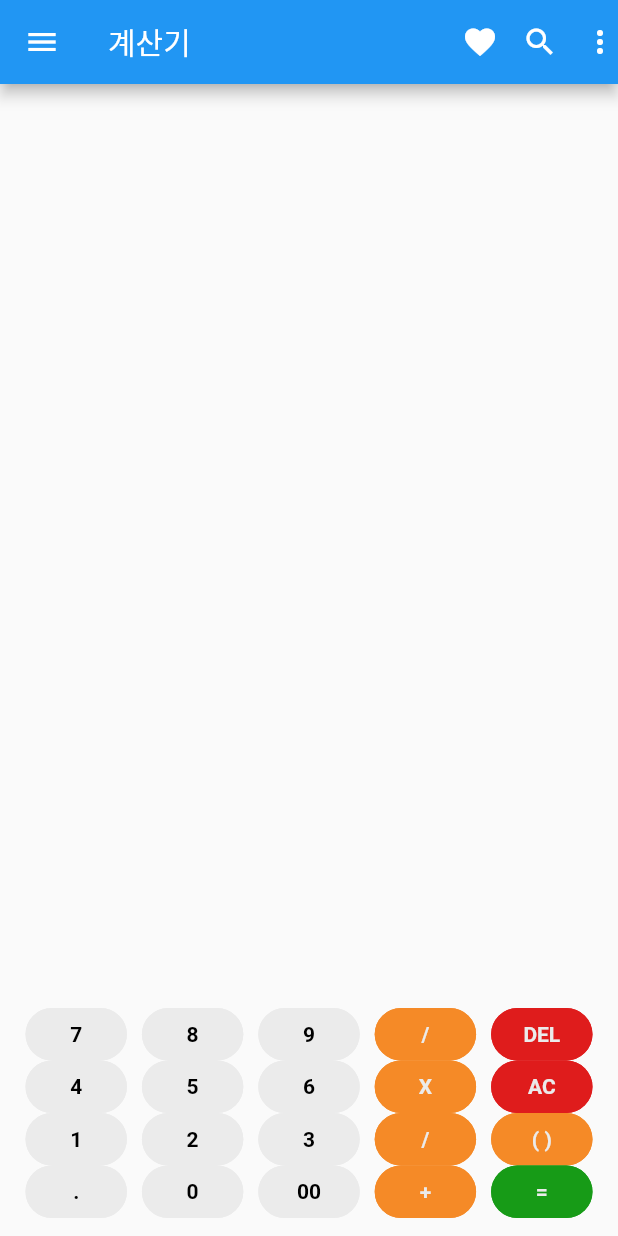
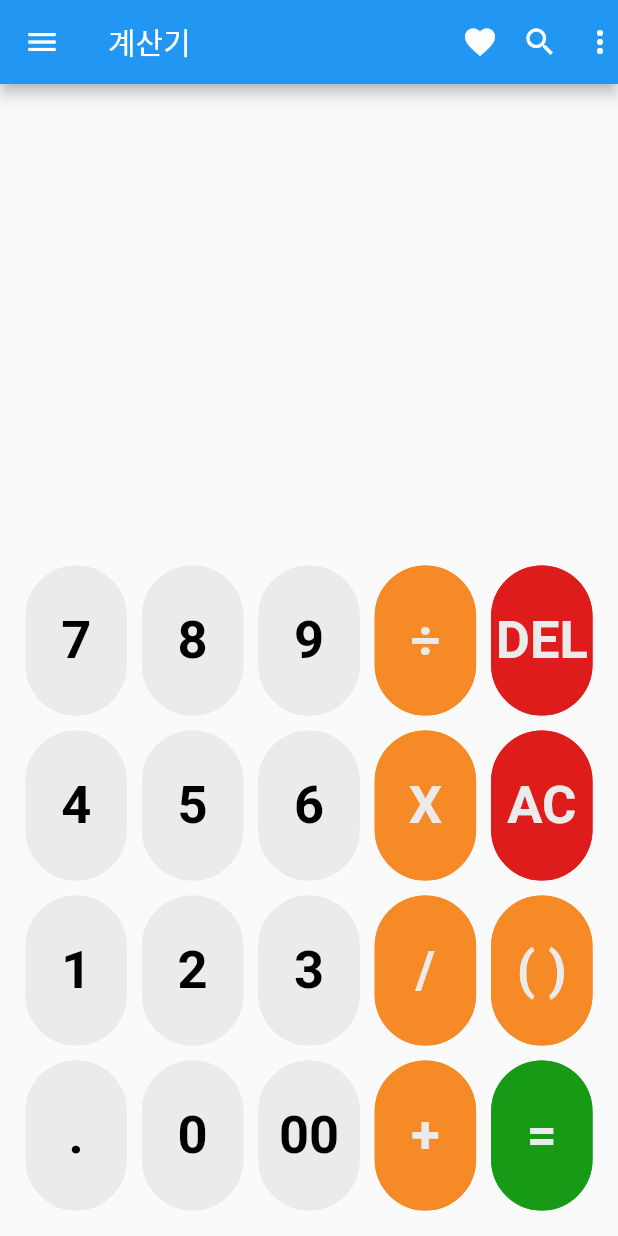
Before and after one commit to jimmylegendary/flutter-calculator, a Flutter app: the screen it shows after launch, on a phone screen of 412 x 824 dp. Run offline on Flutter 3.47's test engine with Material 2 defaults, Android fonts, the phone set to English and light mode, and no system bars; drawn by our look-alikes of getwidget; our stand-ins replace get, google_fonts, math_expressions.

```diff
--- a/lib/pages/simple_calc.dart
+++ b/lib/pages/simple_calc.dart
@@ -1,3 +1,5 @@
+import 'dart:convert';
+
 import 'package:flutter/cupertino.dart';
 import 'package:flutter/material.dart';
 import 'package:flutter_calculator/pages/calculator_app_bar.dart';
@@ -22,11 +24,15 @@ class SimpleCalculator extends GetView<SimpleCalculatorController> {
           padding: EdgeInsets.all(12),
           child: Column(
             mainAxisAlignment: MainAxisAlignment.end,
-            children: <Widget>[
+            children: [
               Expanded(
                 child: MainScreen(),
+                flex: 2,
               ),
-              PreviewScreen(),
+              Expanded(
+                child: PreviewScreen(),
+                flex: 1,
+              ),
               SizedBox(height: 40),
               Row(
                 // mainAxisAlignment: MainAxisAlignment.spaceEvenly,
@@ -77,6 +83,7 @@ class SimpleCalculatorController extends GetxController {
     bool res = true;
     if (!isExpressionComplete.value) return false;
     expression.value = expression.value.replaceAll(RegExp(r'x'), '*');
+    expression.value = expression.value.replaceAll(RegExp(r'÷'), '/');
 
     Parser p = Parser();
     Expression exp = p.parse(expression.value);
--- a/lib/widgets/atoms/txt_btn.dart
+++ b/lib/widgets/atoms/txt_btn.dart
@@ -24,7 +24,7 @@ class CalcTextButton extends StatelessWidget {
   @override
   Widget build(BuildContext context) {
     return Padding(
-      padding: EdgeInsets.symmetric(horizontal: 5),
+      padding: EdgeInsets.all(5),
       child: GFButton(
         text: this.text,
         shape: GFButtonShape.pills,
@@ -32,7 +32,10 @@ class CalcTextButton extends StatelessWidget {
         textStyle: TextStyle(
           fontWeight: FontWeight.bold,
           color: textColor,
+          fontSize: 35,
         ),
+        padding: EdgeInsets.symmetric(horizontal: 3),
+        size: 100,
         onPressed: () => this.onPressed(),
         boxShadow: BoxShadow(
           color: CalcColor.BUTTON_SHADOW,
--- a/lib/widgets/molecules/main_screen.dart
+++ b/lib/widgets/molecules/main_screen.dart
@@ -15,6 +15,7 @@ class MainScreen extends StatelessWidget {
               fontSize: 46,
             ),
           ),
+          alignment: Alignment.bottomRight,
         ));
   }
 }
--- a/lib/widgets/molecules/numbers_pad.dart
+++ b/lib/widgets/molecules/numbers_pad.dart
@@ -1,9 +1,7 @@
 import 'package:flutter/cupertino.dart';
 import 'package:flutter/material.dart';
 import 'package:flutter_calculator/pages/simple_calc.dart';
-import 'package:flutter_calculator/widgets/atoms/icon_btn.dart';
 import 'package:flutter_calculator/widgets/atoms/txt_btn.dart';
-import 'package:font_awesome_flutter/font_awesome_flutter.dart';
 import 'package:get/get.dart';
 
 class NumbersPad extends StatelessWidget {
@@ -19,36 +17,36 @@ class NumbersPad extends StatelessWidget {
                     text: '7', onPressed: () => contoller.input('7'))),
             Expanded(
                 child: CalcTextButton(
-                    text: '8', onPressed: () => contoller.input('9'))),
+                    text: '8', onPressed: () => contoller.input('8'))),
             Expanded(
                 child: CalcTextButton(
-                    text: '9', onPressed: () => contoller.input('8'))),
+                    text: '9', onPressed: () => contoller.input('9'))),
           ],
         ),
         Row(
           children: [
             Expanded(
                 child: CalcTextButton(
-                    text: '4', onPressed: () => contoller.input('6'))),
+                    text: '4', onPressed: () => contoller.input('4'))),
             Expanded(
                 child: CalcTextButton(
                     text: '5', onPressed: () => contoller.input('5'))),
             Expanded(
                 child: CalcTextButton(
-                    text: '6', onPressed: () => contoller.input('4'))),
+                    text: '6', onPressed: () => contoller.input('6'))),
           ],
         ),
         Row(
           children: [
             Expanded(
                 child: CalcTextButton(
-                    text: '1', onPressed: () => contoller.input('3'))),
+                    text: '1', onPressed: () => contoller.input('1'))),
             Expanded(
                 child: CalcTextButton(
                     text: '2', onPressed: () => contoller.input('2'))),
             Expanded(
                 child: CalcTextButton(
-                    text: '3', onPressed: () => contoller.input('1'))),
+                    text: '3', onPressed: () => contoller.input('3'))),
           ],
         ),
         Row(
--- a/lib/widgets/molecules/preview_screen.dart
+++ b/lib/widgets/molecules/preview_screen.dart
@@ -45,6 +45,7 @@ class PreviewScreen extends StatelessWidget {
           text: contoller.result.value,
         ),
       ),
+      alignment: Alignment.centerRight,
     );
   }
 }
--- a/lib/widgets/molecules/simple_operation.dart
+++ b/lib/widgets/molecules/simple_operation.dart
@@ -15,8 +15,8 @@ class SimpleOperationPad extends StatelessWidget {
           children: [
             Expanded(
               child: CalcTextHLButton(
-                text: '/',
-                onPressed: () => contoller.input('/'),
+                text: '÷',
+                onPressed: () => contoller.input('÷'),
               ),
             ),
             Expanded(
@@ -50,7 +50,7 @@ class SimpleOperationPad extends StatelessWidget {
             Expanded(
               child: CalcTextHLButton(
                 text: '/',
-                onPressed: () => contoller.input('-'),
+                onPressed: () => contoller.input('/'),
               ),
             ),
             Expanded(
```
